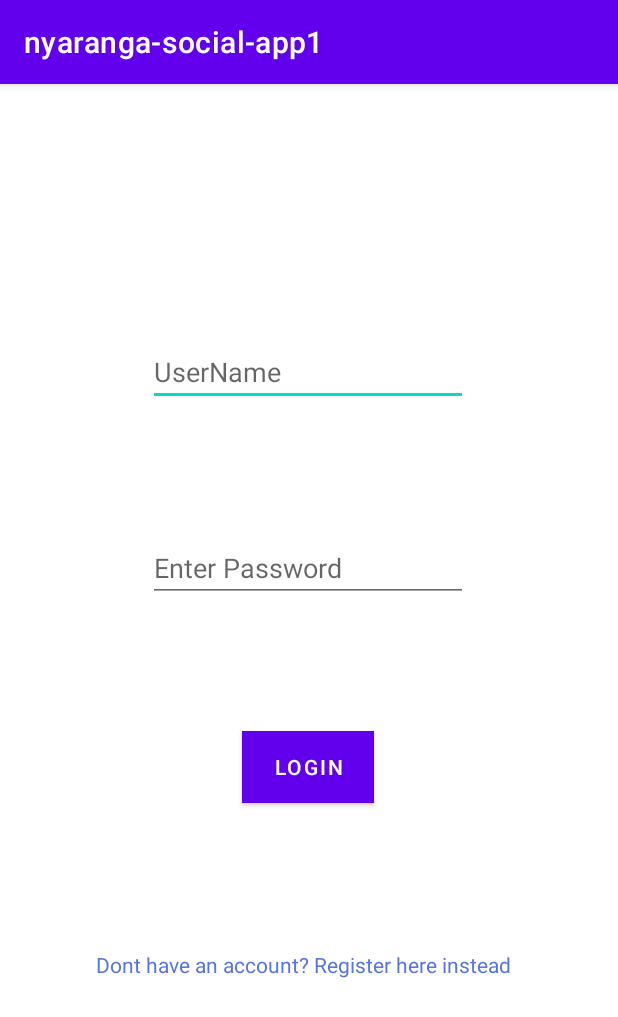
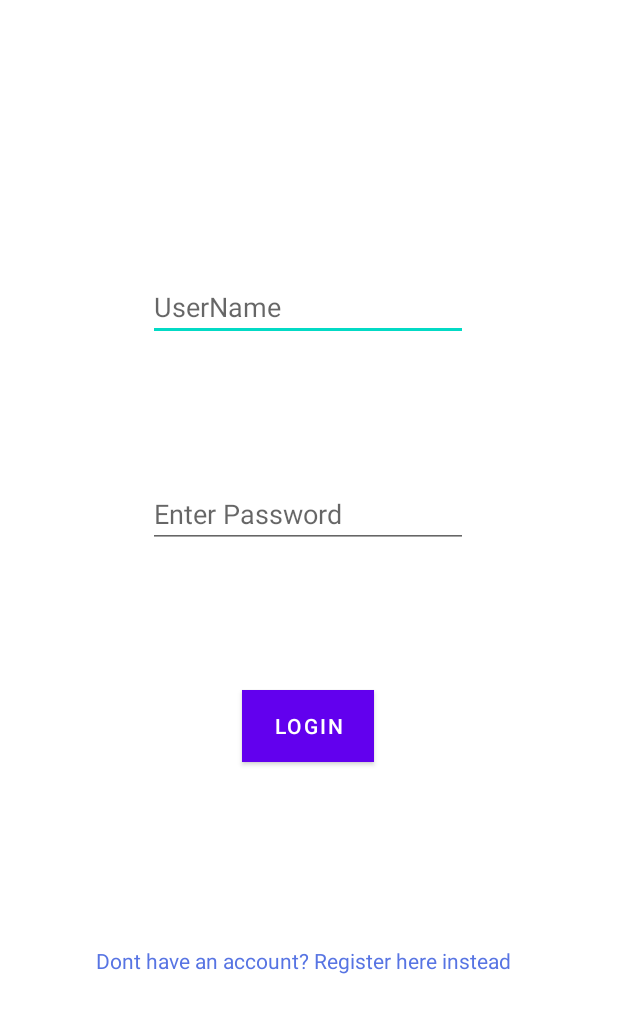
Before and after one commit to JAPHETHNYARANGA/nyaranga-social-app, an Android app: the screen it shows after launch (MainActivity), on a phone screen of 412 x 824 dp. Shown: the top 1017 px of the screen. Run offline under Robolectric (Android 15) with nearby library versions, the phone set to English and light mode, and no system bars.

Commit message:
Removed the  action bar

```diff
--- a/app/src/main/res/values/themes.xml
+++ b/app/src/main/res/values/themes.xml
@@ -1,6 +1,6 @@
 <resources xmlns:tools="http://schemas.android.com/tools">
     <!-- Base application theme. -->
-    <style name="Theme.Nyarangasocialapp1" parent="Theme.MaterialComponents.DayNight.DarkActionBar">
+    <style name="Theme.Nyarangasocialapp1" parent="Theme.MaterialComponents.DayNight.NoActionBar">
         <!-- Primary brand color. -->
         <item name="colorPrimary">@color/purple_500</item>
         <item name="colorPrimaryVariant">@color/purple_700</item>
```
